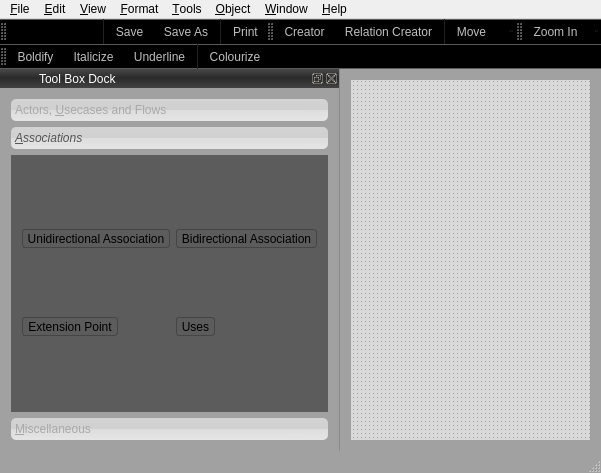
adityaanandmc/concerto, file concerto.ui: the form before one commit.
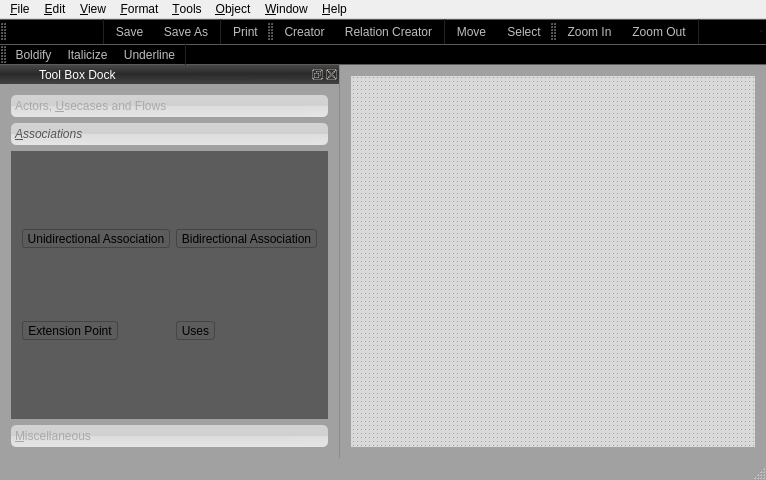
The form after the commit. The open tabs and pages were chosen to show the change. Icons and pictures are not drawn.

```diff
--- a/concerto.ui
+++ b/concerto.ui
@@ -6,8 +6,8 @@
    <rect>
     <x>0</x>
     <y>0</y>
-    <width>601</width>
-    <height>473</height>
+    <width>766</width>
+    <height>480</height>
    </rect>
   </property>
   <property name="windowTitle">
@@ -52,6 +52,56 @@
 QMainWindow {
     background: #A1A1A1;
 }
+
+QComboBox {
+     border: 1px solid #444;
+     border-radius: 3px;
+     padding: 1px 18px 1px 3px;
+     min-width: 6em;
+ }
+
+ QComboBox:editable {
+     background: #e6e6e6;
+ }
+
+ QComboBox:!editable, QComboBox::drop-down:editable {
+      background: qlineargradient(x1: 0, y1: 0, x2: 0, y2: 1,
+                                  stop: 0 #E1E1E1, stop: 0.4 #DDDDDD,
+                                  stop: 0.5 #D8D8D8, stop: 1.0 #D3D3D3);
+ }
+
+ /* QComboBox gets the &quot;on&quot; state when the popup is open */
+ QComboBox:!editable:on, QComboBox::drop-down:editable:on {
+     background: qlineargradient(x1: 0, y1: 0, x2: 0, y2: 1,
+                                 stop: 0 #D3D3D3, stop: 0.4 #D8D8D8,
+                                 stop: 0.5 #DDDDDD, stop: 1.0 #E1E1E1);
+ }
+
+ QComboBox:on { /* shift the text when the popup opens */
+     padding-top: 3px;
+     padding-left: 4px;
+ }
+
+ QComboBox::drop-down {
+     subcontrol-origin: padding;
+     subcontrol-position: top right;
+     width: 15px;
+
+     border-left-width: 1px;
+     border-left-color: darkgray;
+     border-left-style: solid; /* just a single line */
+     border-top-right-radius: 3px; /* same radius as the QComboBox */
+     border-bottom-right-radius: 3px;
+ }
+
+ QComboBox::down-arrow {
+	image: url(:/icons/images/toolbar/format/arrow_down.png);
+ }
+
+ QComboBox::down-arrow:on { /* shift the arrow when popup is open */
+     top: 1px;
+     left: 1px;
+ }
 </string>
   </property>
   <property name="unifiedTitleAndToolBarOnMac">
@@ -153,7 +203,7 @@
     <rect>
      <x>0</x>
      <y>0</y>
-     <width>601</width>
+     <width>766</width>
      <height>25</height>
     </rect>
    </property>
@@ -615,8 +665,8 @@
          <rect>
           <x>0</x>
           <y>0</y>
-          <width>130</width>
-          <height>130</height>
+          <width>211</width>
+          <height>227</height>
          </rect>
         </property>
         <property name="styleSheet">
@@ -1047,14 +1097,45 @@
    <property name="styleSheet">
     <string notr="true">QToolButton { /* all types of tool button */
 	background-color: transparent;
-	border-radius: 4px;
-	padding: 4px;
+	border-radius: 3px;
+	padding: 2px;
+ }
+
+QToolButton[popupMode=&quot;1&quot;] { /* only for MenuButtonPopup */
+	padding-right: 20px; /* make way for the popup button */
  }
 
 QToolButton:hover {
 	background-color: qlineargradient(spread:pad, x1:0.486, y1:1, x2:0.538, y2:0, stop:0 rgba(74, 74, 74, 255), stop:1 rgba(255, 255, 255, 0));
 	border-color: transparent;
 }
+
+QToolButton:pressed, QToolButton:checked {
+	background-color: qlineargradient(spread:pad, x1:0.486, y1:1, x2:0.49, y2:0, stop:0 rgba(14, 14, 14, 255), stop:0.295238 rgba(19, 19, 19, 214), stop:0.533333 rgba(41, 41, 41, 194), stop:1 rgba(14, 14, 14, 255));
+	border: solid 1px #222;
+}
+
+ QToolButton::menu-button {
+     border: 1px solid #222;
+     border-top-right-radius: 3px;
+     border-bottom-right-radius: 3px;
+     /* 16px width + 4px for border = 20px allocated above */
+     width: 16px;
+	background-color: qlineargradient(spread:pad, x1:0.501, y1:0, x2:0.49, y2:1, stop:0 rgba(49, 49, 49, 111), stop:0.519048 rgba(62, 62, 62, 177), stop:0.547619 rgba(64, 64, 64, 187), stop:1 rgba(31, 31, 31, 235));
+ }
+
+QToolButton::menu-button:hover {
+	
+	background-color: qlineargradient(spread:pad, x1:0.523, y1:0, x2:0.505, y2:1, stop:0 rgba(0, 0, 0, 0), stop:0.752381 rgba(47, 15, 28, 206), stop:1 rgba(61, 19, 36, 217));
+}
+
+ QToolButton::menu-arrow {
+     image: url(:/icons/images/toolbar/format/arrow_down_white.png);
+ }
+
+ QToolButton::menu-arrow:open {
+     top: 1px; left: 1px; /* shift it a bit */
+ }
 </string>
    </property>
    <attribute name="toolBarArea">
@@ -1067,7 +1148,6 @@
    <addaction name="action_Italicize"/>
    <addaction name="action_Underline"/>
    <addaction name="separator"/>
-   <addaction name="action_Colourize"/>
   </widget>
   <action name="action_New">
    <property name="icon">
@@ -1644,6 +1724,9 @@
    <property name="checkable">
     <bool>true</bool>
    </property>
+   <property name="checked">
+    <bool>false</bool>
+   </property>
    <property name="enabled">
     <bool>false</bool>
    </property>
@@ -1670,18 +1753,6 @@
     <string>&amp;Italicize</string>
    </property>
   </action>
-  <action name="action_Colourize">
-   <property name="enabled">
-    <bool>false</bool>
-   </property>
-   <property name="icon">
-    <iconset resource="Image-Resources.qrc">
-     <normaloff>:/icons/images/menu/Format/edit-clear.svg</normaloff>:/icons/images/menu/Format/edit-clear.svg</iconset>
-   </property>
-   <property name="text">
-    <string>&amp;Colourize</string>
-   </property>
-  </action>
   <action name="action_Underline">
    <property name="checkable">
     <bool>true</bool>
```
Left out of the diff: 25 changed lines with no effect on the pictures.
